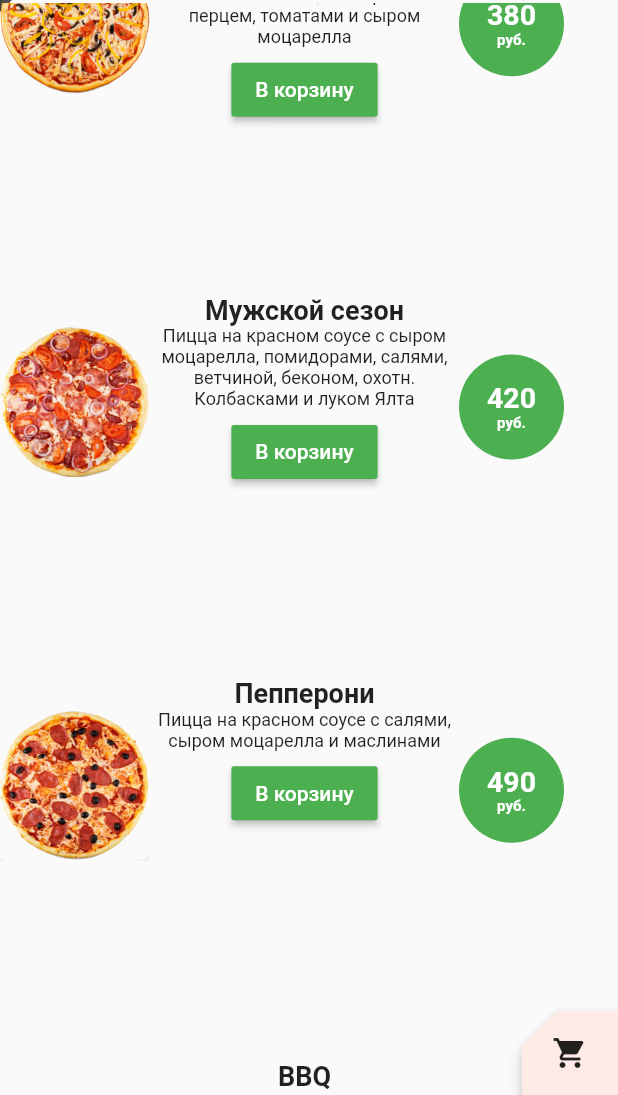
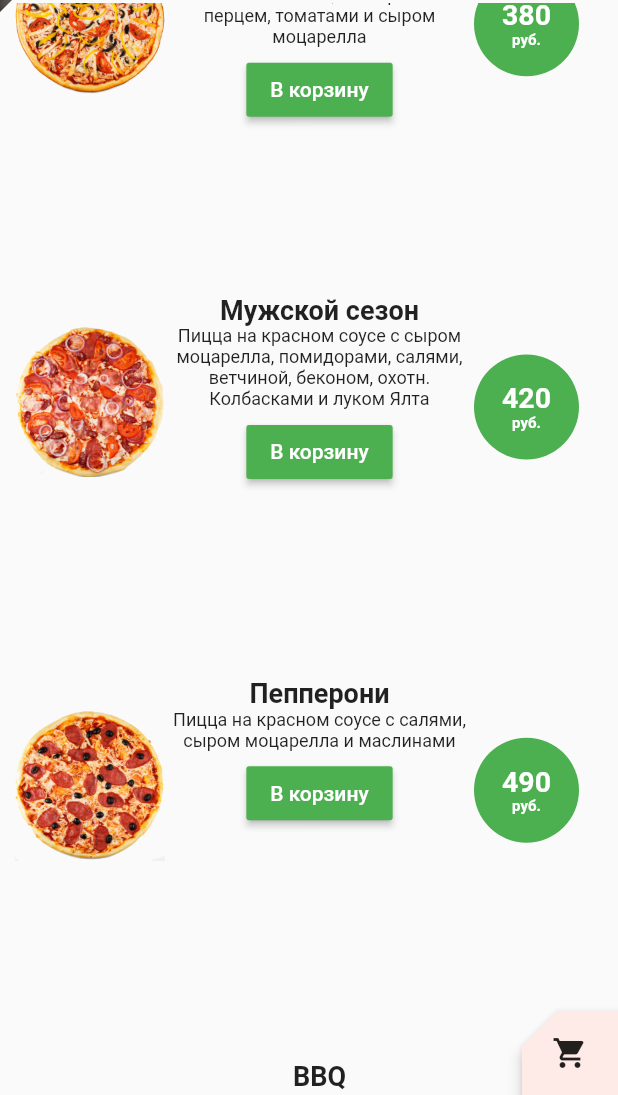
Before and after one commit to worlddeleteRin/risitestonew2, a Flutter app: the screen it shows after launch, scrolled down 576 dp, on a phone screen of 412 x 824 dp, the part 141-1236 px from its top. Run offline on Flutter 3.47's test engine with Material 2 defaults, Android fonts, the phone set to English and light mode, and no system bars; missing offline and left inert: mailer; Roboto replaces fonts that are missing (Literata, arial, slabo).

Commit message:
new commit

```diff
--- a/lib/supplemental/asymmetric_view.dart
+++ b/lib/supplemental/asymmetric_view.dart
@@ -49,9 +49,10 @@ class AsymmetricView extends StatelessWidget {
         height: height,
         width: width,
         child: Padding(
-          padding: EdgeInsets.symmetric(vertical: 1.0, horizontal: 0),
+          padding: EdgeInsets.symmetric(vertical: 1.0, horizontal: 10),
            child: column,
         ),
+       // alignment: Alignment(0.0, 0.0),
       );
     }).toList();
   }
```
